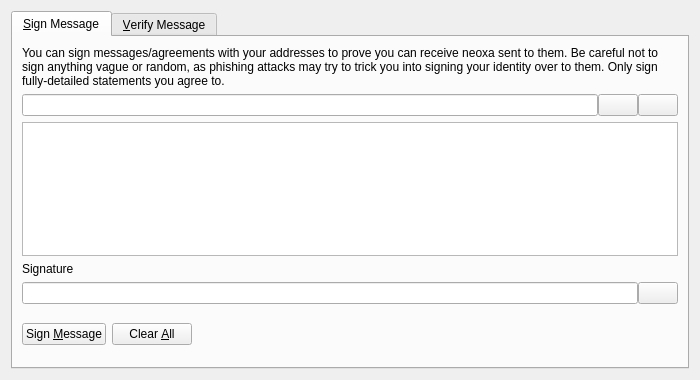
Above: src/qt/forms/signverifymessagedialog.ui from Cryptic-dev1/Akitacoin before the change. Below: the same form after it.
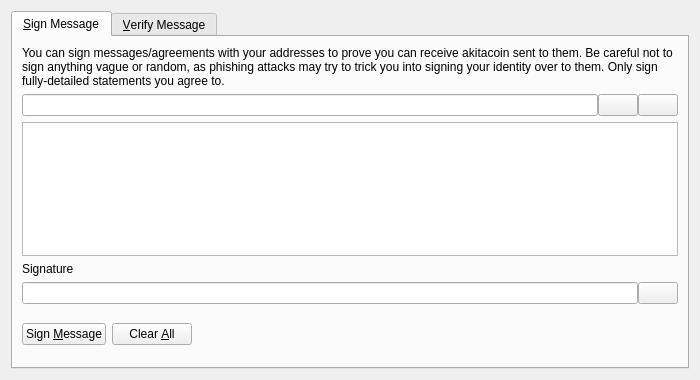
That is the form after the change. Icons and pictures are not drawn. Custom widgets are drawn as their Qt base class.

Diff of the .ui file:
```diff
--- a/src/qt/forms/signverifymessagedialog.ui
+++ b/src/qt/forms/signverifymessagedialog.ui
@@ -30,7 +30,7 @@
        <item>
         <widget class="QLabel" name="infoLabel_SM">
          <property name="text">
-          <string>You can sign messages/agreements with your addresses to prove you can receive neoxa sent to them. Be careful not to sign anything vague or random, as phishing attacks may try to trick you into signing your identity over to them. Only sign fully-detailed statements you agree to.</string>
+          <string>You can sign messages/agreements with your addresses to prove you can receive akitacoin sent to them. Be careful not to sign anything vague or random, as phishing attacks may try to trick you into signing your identity over to them. Only sign fully-detailed statements you agree to.</string>
          </property>
          <property name="textFormat">
           <enum>Qt::PlainText</enum>
```
Left out of the diff: 26 changed lines with no effect on the pictures.
